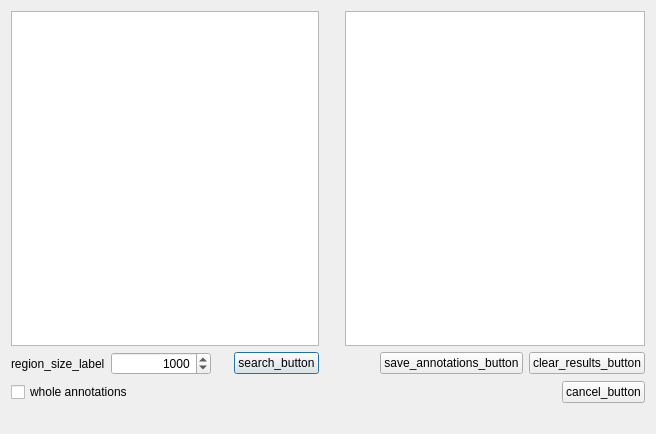
Above: src/plugins/annotator/src/ui/FindAnnotationCollocationsDialog.ui from violethaze74/ugene before the change. Below: the same form after it.
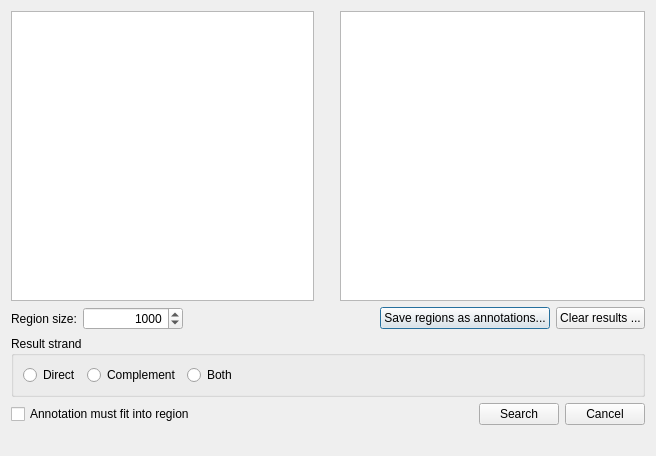
That is the form after the change.

Diff of the .ui file:
```diff
--- a/src/plugins/annotator/src/ui/FindAnnotationCollocationsDialog.ui
+++ b/src/plugins/annotator/src/ui/FindAnnotationCollocationsDialog.ui
@@ -1,27 +1,23 @@
 <ui version="4.0" >
  <class>FindAnnotationCollocationsDialog</class>
- <widget class="QDialog" name="FindAnnotationCollocationsDialog" >
-  <property name="geometry" >
+ <widget class="QDialog" name="FindAnnotationCollocationsDialog">
+  <property name="geometry">
    <rect>
     <x>0</x>
     <y>0</y>
     <width>656</width>
-    <height>434</height>
+    <height>456</height>
    </rect>
   </property>
   <property name="windowTitle" >
    <string>dialog_tittle</string>
   </property>
-  <layout class="QVBoxLayout" name="verticalLayout_3" >
+  <layout class="QVBoxLayout" name="verticalLayout">
    <item>
-    <layout class="QVBoxLayout" name="verticalLayout_2" >
-     <item>
-      <layout class="QVBoxLayout" name="verticalLayout" >
-       <item>
-        <layout class="QGridLayout" name="gridLayout" >
-         <item row="0" column="0" >
-          <widget class="QTreeWidget" name="annotationsTree" >
-           <property name="minimumSize" >
+    <layout class="QGridLayout" name="gridLayout">
+     <item row="0" column="0">
+      <widget class="QTreeWidget" name="annotationsTree">
+       <property name="minimumSize">
             <size>
              <width>300</width>
              <height>0</height>
@@ -77,9 +73,9 @@
          <item row="1" column="0" >
           <layout class="QHBoxLayout" name="horizontalLayout" >
            <item>
-            <widget class="QLabel" name="label" >
-             <property name="text" >
-              <string>region_size_label</string>
+        <widget class="QLabel" name="label">
+         <property name="text">
+          <string>Region size:</string>
              </property>
             </widget>
            </item>
@@ -118,17 +114,10 @@
              </property>
             </spacer>
            </item>
-           <item>
-            <widget class="QPushButton" name="searchButton" >
-             <property name="text" >
-              <string>search_button</string>
-             </property>
-            </widget>
-           </item>
-          </layout>
-         </item>
-         <item row="1" column="2" >
-          <layout class="QHBoxLayout" name="horizontalLayout_2" >
+      </layout>
+     </item>
+     <item row="1" column="2">
+      <layout class="QHBoxLayout" name="horizontalLayout_2">
            <item>
             <spacer name="horizontalSpacer" >
              <property name="orientation" >
@@ -143,16 +132,16 @@
             </spacer>
            </item>
            <item>
-            <widget class="QPushButton" name="saveResultsButton" >
-             <property name="text" >
-              <string>save_annotations_button</string>
+        <widget class="QPushButton" name="saveResultsButton">
+         <property name="text">
+          <string>Save regions as annotations...</string>
              </property>
             </widget>
            </item>
            <item>
-            <widget class="QPushButton" name="clearResultsButton" >
-             <property name="text" >
-              <string>clear_results_button</string>
+        <widget class="QPushButton" name="clearResultsButton">
+         <property name="text">
+          <string>Clear results ...</string>
              </property>
             </widget>
            </item>
@@ -161,41 +150,89 @@
         </layout>
        </item>
        <item>
-        <layout class="QHBoxLayout" name="horizontalLayout_3" >
+    <widget class="QGroupBox" name="groupBox">
+     <property name="title">
+      <string>Result strand</string>
+     </property>
+     <layout class="QHBoxLayout" name="horizontalLayout_4">
          <item>
-          <widget class="QCheckBox" name="wholeAnnotationsBox" >
-           <property name="text" >
-            <string>whole annotations</string>
+       <widget class="QRadioButton" name="rbDirect">
+        <property name="text">
+         <string>Direct</string>
            </property>
           </widget>
          </item>
          <item>
-          <spacer name="horizontalSpacer_4" >
-           <property name="orientation" >
+       <widget class="QRadioButton" name="rbComplement">
+        <property name="text">
+         <string>Complement</string>
+        </property>
+       </widget>
+      </item>
+      <item>
+       <widget class="QRadioButton" name="rbBoth">
+        <property name="text">
+         <string>Both</string>
+        </property>
+       </widget>
+      </item>
+      <item>
+       <spacer name="horizontalSpacer_4">
+        <property name="orientation">
             <enum>Qt::Horizontal</enum>
            </property>
-           <property name="sizeHint" stdset="0" >
+        <property name="sizeHint" stdset="0">
             <size>
-             <width>228</width>
+          <width>40</width>
              <height>20</height>
             </size>
            </property>
           </spacer>
          </item>
+     </layout>
+    </widget>
+   </item>
          <item>
-          <widget class="QPushButton" name="cancelButton" >
-           <property name="text" >
-            <string>cancel_button</string>
+    <layout class="QHBoxLayout" name="horizontalLayout_3">
+     <item>
+      <widget class="QCheckBox" name="wholeAnnotationsBox">
+       <property name="text">
+        <string>Annotation must fit into region</string>
            </property>
           </widget>
          </item>
-        </layout>
-       </item>
+     <item>
+      <spacer name="horizontalSpacer_2">
+       <property name="orientation">
+        <enum>Qt::Horizontal</enum>
+       </property>
+       <property name="sizeHint" stdset="0">
+        <size>
+         <width>40</width>
+         <height>20</height>
+        </size>
+       </property>
+      </spacer>
+     </item>
+     <item>
+      <widget class="QPushButton" name="searchButton">
+       <property name="text">
+        <string>Search</string>
+       </property>
+      </widget>
+     </item>
+     <item>
+      <widget class="QPushButton" name="cancelButton">
+       <property name="text">
+        <string>Cancel</string>
+       </property>
+      </widget>
+     </item>
       </layout>
      </item>
      <item>
-      <widget class="QLabel" name="statusBar" >
-       <property name="minimumSize" >
+    <widget class="QLabel" name="statusBar">
+     <property name="minimumSize">
         <size>
          <width>100</width>
          <height>0</height>
@@ -205,8 +242,6 @@
         <string/>
        </property>
       </widget>
-     </item>
-    </layout>
    </item>
   </layout>
  </widget>
```
Left out of the diff: 61 changed lines with no effect on the pictures. Lines whose indentation alone changed are shown as unchanged.
